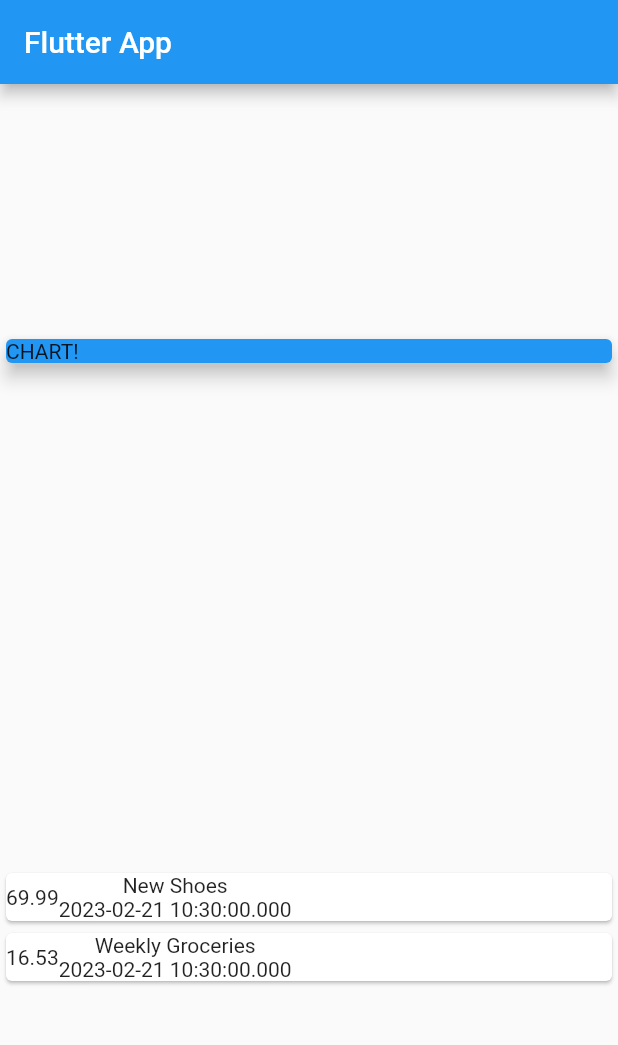
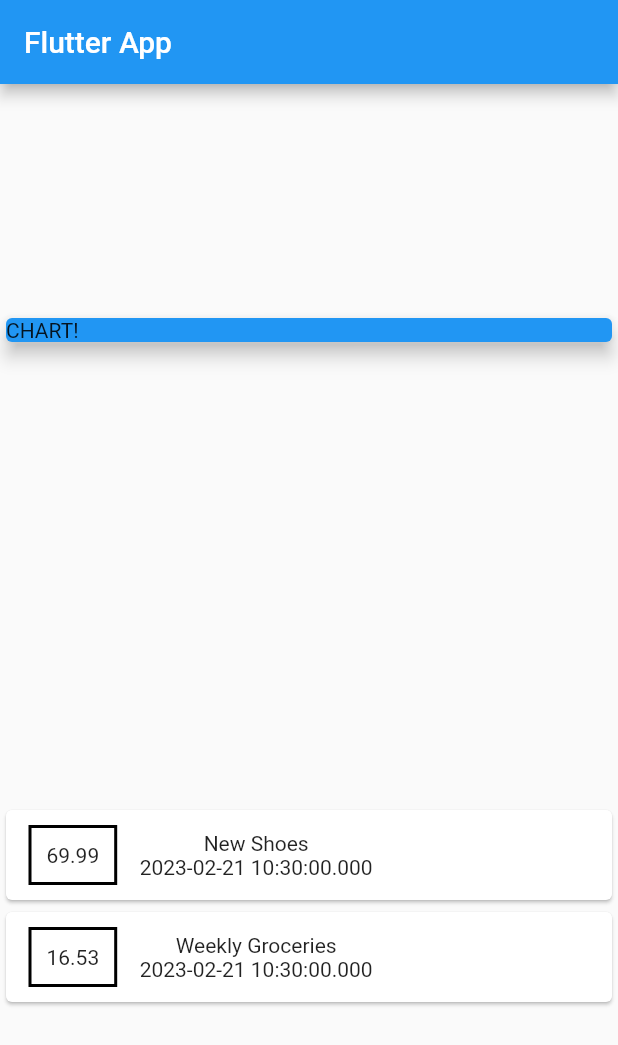
Before and after one commit to LapertJoseph/ExpenseFlutterApp, a Flutter app: the screen it shows after launch, on a phone screen of 412 x 824 dp. Shown: the top 1045 px of the screen. Run offline on Flutter 3.47's test engine with Material 2 defaults, Android fonts, the phone set to English and light mode, and no system bars.

Commit message:
adding some style to element

```diff
--- a/lib/main.dart
+++ b/lib/main.dart
@@ -54,6 +54,17 @@ class MyHomePage extends StatelessWidget {
                 child: Row(
                   children: [
                     Container(
+                      margin: EdgeInsets.symmetric(
+                        vertical: 10,
+                        horizontal: 15,
+                      ),
+                      decoration: BoxDecoration(
+                        border: Border.all(
+                          color: Colors.black,
+                          width: 2,
+                        ),
+                      ),
+                      padding: EdgeInsets.all(10),
                       child: Text(
                         tx.amount.toString(),
                       ),
@@ -65,7 +76,7 @@ class MyHomePage extends StatelessWidget {
                           tx.date.toString(),
                         ),
                       ],
-                    )
+                    ),
                   ],
                 ),
               );
```
